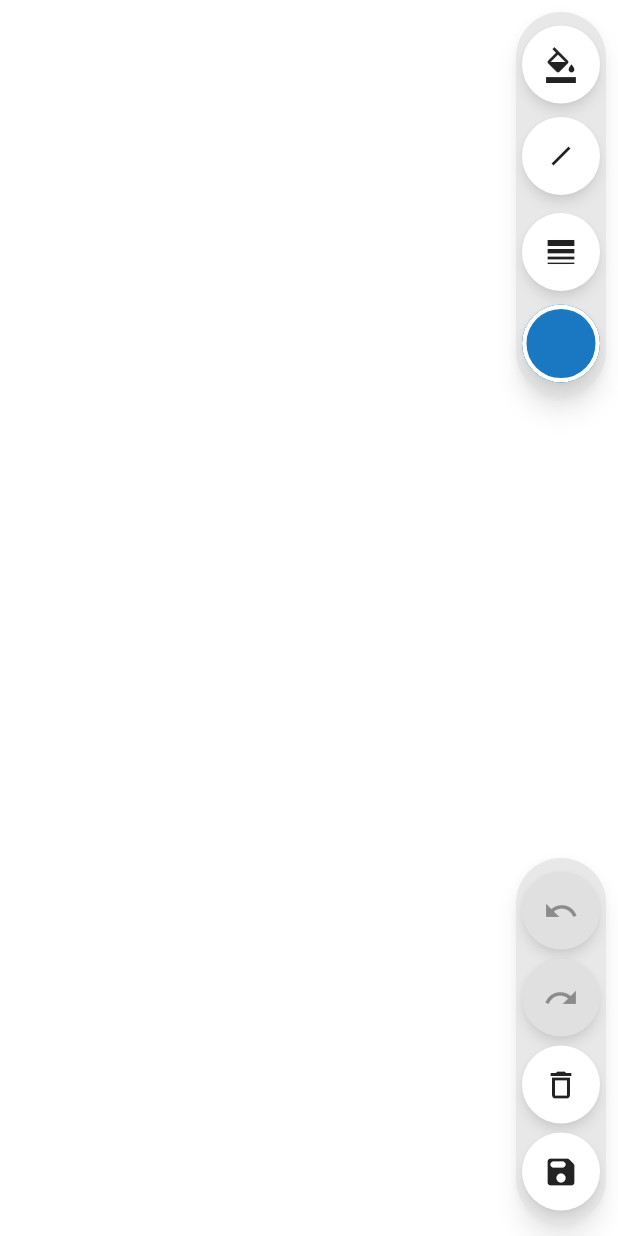
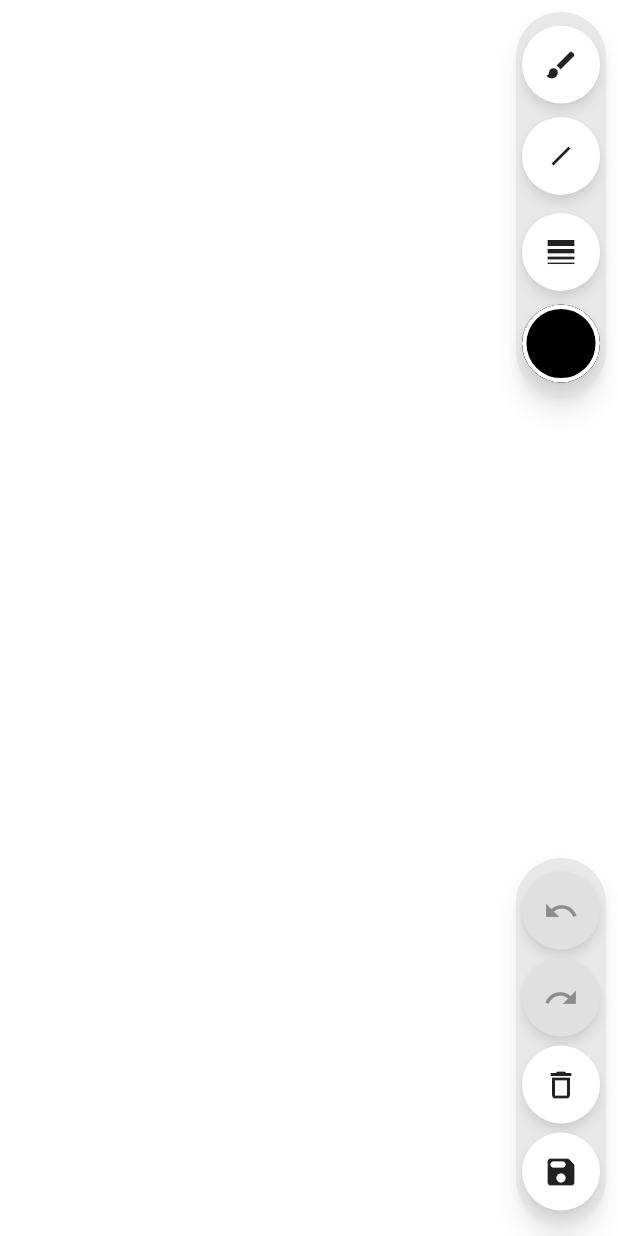
Before and after one commit to ndmanh3003/flutter-sketcher, a Flutter app: the screen it shows after launch, on a phone screen of 412 x 824 dp. Run offline on Flutter 3.47's test engine with Material 3 defaults, Android fonts, the light colour scheme and no system bars; our stand-ins replace flutter_colorpicker, flutter_svg.

Commit message:
feat: add stroke color picker and update drawing tools UI

```diff
--- a/lib/drawing/drawing_page.dart
+++ b/lib/drawing/drawing_page.dart
@@ -14,7 +14,7 @@ import 'package:sketcher/drawing/undo_entry.dart';
 import 'package:sketcher/drawing/redo_entry.dart';
 import 'package:sketcher/models/draw_shape.dart';
 
-enum _Flyout { none, shape, color, stroke }
+enum _Flyout { none, shape, color, stroke, strokeColor }
 
 class DrawingPage extends StatefulWidget {
   const DrawingPage({super.key});
@@ -39,7 +39,7 @@ class _DrawingPageState extends State<DrawingPage> {
   ];
 
   ShapeType _selectedType = ShapeType.line;
-  final Color _strokeColor = Colors.black;
+  Color _strokeColor = Colors.black;
   Color _bucketColor = Colors.blue;
   double _strokeWidth = 2;
   DrawShape? _previewShape;
@@ -53,6 +53,9 @@ class _DrawingPageState extends State<DrawingPage> {
   final GlobalKey _keyShapeAnchor = GlobalKey(debugLabel: 'shape_anchor');
   final GlobalKey _keyColorAnchor = GlobalKey(debugLabel: 'color_anchor');
   final GlobalKey _keyStrokeAnchor = GlobalKey(debugLabel: 'stroke_anchor');
+  final GlobalKey _keyStrokeColorAnchor = GlobalKey(
+    debugLabel: 'stroke_color_anchor',
+  );
 
   final ScrollController _shapeScroll = ScrollController();
 
@@ -92,7 +95,9 @@ class _DrawingPageState extends State<DrawingPage> {
     final double stackH = stackBox.size.height;
     final double screenH = MediaQuery.sizeOf(context).height;
     const double toolSize = 52;
-    final double pillMaxW = _flyout == _Flyout.color
+    final bool isColorFlyout =
+        _flyout == _Flyout.color || _flyout == _Flyout.strokeColor;
+    final double pillMaxW = isColorFlyout
         ? math.min(340.0, stackW - toolSize - 48)
         : math.min(280.0, stackW - toolSize - 48);
     const double gap = 8;
@@ -104,7 +109,7 @@ class _DrawingPageState extends State<DrawingPage> {
       _flyoutLeft = preferredLeft.clamp(minLeft, maxLeft).toDouble();
       _flyoutTop = rel.dy;
       // Clamp top so the color picker doesn't overflow the screen
-      if (_flyout == _Flyout.color) {
+      if (_flyout == _Flyout.color || _flyout == _Flyout.strokeColor) {
         final double maxTop = math.min(screenH, stackH) - 480;
         if (_flyoutTop > maxTop && maxTop > 0) {
           _flyoutTop = maxTop;
@@ -136,7 +141,9 @@ class _DrawingPageState extends State<DrawingPage> {
   Widget build(BuildContext context) {
     const double toolSize = 52;
     final double screenW = MediaQuery.sizeOf(context).width;
-    final double pillMaxWidth = _flyout == _Flyout.color
+    final bool isColorFlyout =
+        _flyout == _Flyout.color || _flyout == _Flyout.strokeColor;
+    final double pillMaxWidth = isColorFlyout
         ? math.min(340.0, screenW - toolSize - 48)
         : math.min(280.0, screenW - toolSize - 48);
     return Scaffold(
@@ -238,8 +245,9 @@ class _DrawingPageState extends State<DrawingPage> {
           );
         }).toList(),
       ),
-      _Flyout.color => _colorPickerPanel(pillMaxWidth),
+      _Flyout.color => _fillColorPickerPanel(pillMaxWidth),
       _Flyout.stroke => _strokeWidthSliderPill(pillMaxWidth),
+      _Flyout.strokeColor => _strokeColorPickerPanel(pillMaxWidth),
     };
   }
 
@@ -264,23 +272,8 @@ class _DrawingPageState extends State<DrawingPage> {
   }
 
   Widget _toolbarTopDock(double size) {
-    return _toolbarChrome(
-      size: size,
-      children: [
-        _roundToolButton(
-          size: size,
-          selected: _toolbarTool == ToolbarTool.fill,
-          icon: Icons.format_color_fill,
-          tooltip: _toolbarTool == ToolbarTool.fill
-              ? 'Bucket fill — tap to draw'
-              : 'Draw — tap for bucket fill',
-          onTap: () => setState(() {
-            _flyout = _Flyout.none;
-            _toolbarTool = _toolbarTool == ToolbarTool.fill
-                ? ToolbarTool.draw
-                : ToolbarTool.fill;
-          }),
-        ),
+    final List<Widget> modeTools = _toolbarTool == ToolbarTool.draw
+        ? <Widget>[
             Padding(
               key: _keyShapeAnchor,
               padding: const EdgeInsets.symmetric(vertical: 3),
@@ -290,7 +283,9 @@ class _DrawingPageState extends State<DrawingPage> {
                 icon: _shapeIcon(_selectedType),
                 iconChild: _shapeGlyph(
                   _selectedType,
-              color: _flyout == _Flyout.shape ? Colors.white : Colors.black87,
+                  color: _flyout == _Flyout.shape
+                      ? Colors.white
+                      : Colors.black87,
                   size: 24,
                 ),
                 tooltip: 'Shape',
@@ -309,6 +304,17 @@ class _DrawingPageState extends State<DrawingPage> {
               ),
             ),
             Padding(
+              key: _keyStrokeColorAnchor,
+              padding: const EdgeInsets.symmetric(vertical: 3),
+              child: _strokeColorAnchor(
+                size: size,
+                onTap: () =>
+                    _toggleFlyout(_Flyout.strokeColor, _keyStrokeColorAnchor),
+              ),
+            ),
+          ]
+        : <Widget>[
+            Padding(
               key: _keyColorAnchor,
               padding: const EdgeInsets.symmetric(vertical: 3),
               child: _bucketColorAnchor(
@@ -316,6 +322,28 @@ class _DrawingPageState extends State<DrawingPage> {
                 onTap: () => _toggleFlyout(_Flyout.color, _keyColorAnchor),
               ),
             ),
+          ];
+
+    return _toolbarChrome(
+      size: size,
+      children: [
+        _roundToolButton(
+          size: size,
+          selected: false,
+          icon: _toolbarTool == ToolbarTool.fill
+              ? Icons.format_color_fill
+              : Icons.brush,
+          tooltip: _toolbarTool == ToolbarTool.fill
+              ? 'Fill mode - tap for draw mode'
+              : 'Draw mode - tap for fill mode',
+          onTap: () => setState(() {
+            _flyout = _Flyout.none;
+            _toolbarTool = _toolbarTool == ToolbarTool.fill
+                ? ToolbarTool.draw
+                : ToolbarTool.fill;
+          }),
+        ),
+        ...modeTools,
       ],
     );
   }
@@ -398,7 +426,68 @@ class _DrawingPageState extends State<DrawingPage> {
     );
   }
 
-  Widget _colorPickerPanel(double maxWidth) {
+  Widget _strokeColorAnchor({
+    required double size,
+    required VoidCallback onTap,
+  }) {
+    return Tooltip(
+      message: 'Stroke color',
+      child: Material(
+        elevation: _flyout == _Flyout.strokeColor ? 5 : 4,
+        shadowColor: Colors.black45,
+        shape: const CircleBorder(),
+        color: _strokeColor,
+        clipBehavior: Clip.antiAlias,
+        child: InkWell(
+          customBorder: const CircleBorder(),
+          onTap: onTap,
+          child: SizedBox(
+            width: size,
+            height: size,
+            child: DecoratedBox(
+              decoration: BoxDecoration(
+                shape: BoxShape.circle,
+                border: Border.all(color: Colors.white, width: 3),
+                boxShadow: const [
+                  BoxShadow(
+                    blurRadius: 2,
+                    offset: Offset(0, 1),
+                    color: Color(0x33000000),
+                  ),
+                ],
+              ),
+            ),
+          ),
+        ),
+      ),
+    );
+  }
+
+  Widget _fillColorPickerPanel(double maxWidth) {
+    return _colorPickerPanel(
+      maxWidth: maxWidth,
+      selectedColor: _bucketColor,
+      onColorChanged: (Color color) {
+        setState(() => _bucketColor = color);
+      },
+    );
+  }
+
+  Widget _strokeColorPickerPanel(double maxWidth) {
+    return _colorPickerPanel(
+      maxWidth: maxWidth,
+      selectedColor: _strokeColor,
+      onColorChanged: (Color color) {
+        setState(() => _strokeColor = color);
+      },
+    );
+  }
+
+  Widget _colorPickerPanel({
+    required double maxWidth,
+    required Color selectedColor,
+    required ValueChanged<Color> onColorChanged,
+  }) {
     return Material(
       elevation: 4,
       shadowColor: Colors.black26,
@@ -413,10 +502,8 @@ class _DrawingPageState extends State<DrawingPage> {
             children: [
               // Color picker
               ColorPicker(
-                pickerColor: _bucketColor,
-                onColorChanged: (Color color) {
-                  setState(() => _bucketColor = color);
-                },
+                pickerColor: selectedColor,
+                onColorChanged: onColorChanged,
                 enableAlpha: false,
                 hexInputBar: true,
                 labelTypes: const [],
@@ -437,8 +524,12 @@ class _DrawingPageState extends State<DrawingPage> {
                   separatorBuilder: (_, _) => const SizedBox(width: 6),
                   itemBuilder: (context, index) {
                     final Color c = _paletteColors[index];
-                    final bool sel = c.toARGB32() == _bucketColor.toARGB32();
-                    return _paletteColorDot(c, selected: sel);
+                    final bool sel = c.toARGB32() == selectedColor.toARGB32();
+                    return _paletteColorDot(
+                      c,
+                      selected: sel,
+                      onTap: () => onColorChanged(c),
+                    );
                   },
                 ),
               ),
@@ -449,7 +540,11 @@ class _DrawingPageState extends State<DrawingPage> {
     );
   }
 
-  Widget _paletteColorDot(Color color, {required bool selected}) {
+  Widget _paletteColorDot(
+    Color color, {
+    required bool selected,
+    required VoidCallback onTap,
+  }) {
     return Material(
       elevation: selected ? 3 : 1,
       shadowColor: Colors.black38,
@@ -458,7 +553,7 @@ class _DrawingPageState extends State<DrawingPage> {
       color: color,
       child: InkWell(
         customBorder: const CircleBorder(),
-        onTap: () => setState(() => _bucketColor = color),
+        onTap: onTap,
         child: SizedBox(
           width: 32,
           height: 32,
```
Lines whose indentation alone changed are shown as unchanged.
